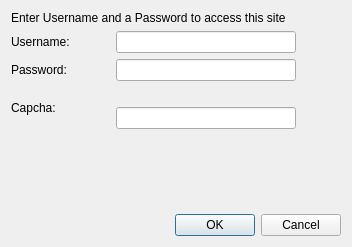
0valse/experiments, file profjilcom_cabinet/authenticationdialog.ui: the form before one commit.
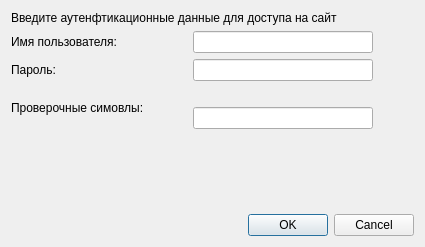
The form after the commit. Icons and pictures are not drawn.

```diff
--- a/profjilcom_cabinet/authenticationdialog.ui
+++ b/profjilcom_cabinet/authenticationdialog.ui
@@ -6,7 +6,7 @@
    <rect>
     <x>0</x>
     <y>0</y>
-    <width>352</width>
+    <width>425</width>
     <height>247</height>
    </rect>
   </property>
@@ -60,7 +60,7 @@
    <item row="0" column="0">
     <widget class="QLabel" name="label">
      <property name="text">
-      <string>Enter Username and a Password to access this site</string>
+      <string>Введите аутенфтикационные данные для доступа на сайт</string>
      </property>
      <property name="wordWrap">
       <bool>false</bool>
@@ -76,7 +76,7 @@
          <item>
           <widget class="QLabel" name="label_2">
            <property name="text">
-            <string>Username:</string>
+            <string>Имя пользователя:</string>
            </property>
           </widget>
          </item>
@@ -122,7 +122,7 @@
          <item>
           <widget class="QLabel" name="label_3">
            <property name="text">
-            <string>Password:</string>
+            <string>Пароль:</string>
            </property>
           </widget>
          </item>
@@ -165,7 +165,7 @@
          <item>
           <widget class="QLabel" name="label_5">
            <property name="text">
-            <string>Capcha: </string>
+            <string>Проверочные симовлы: </string>
            </property>
           </widget>
          </item>
```
